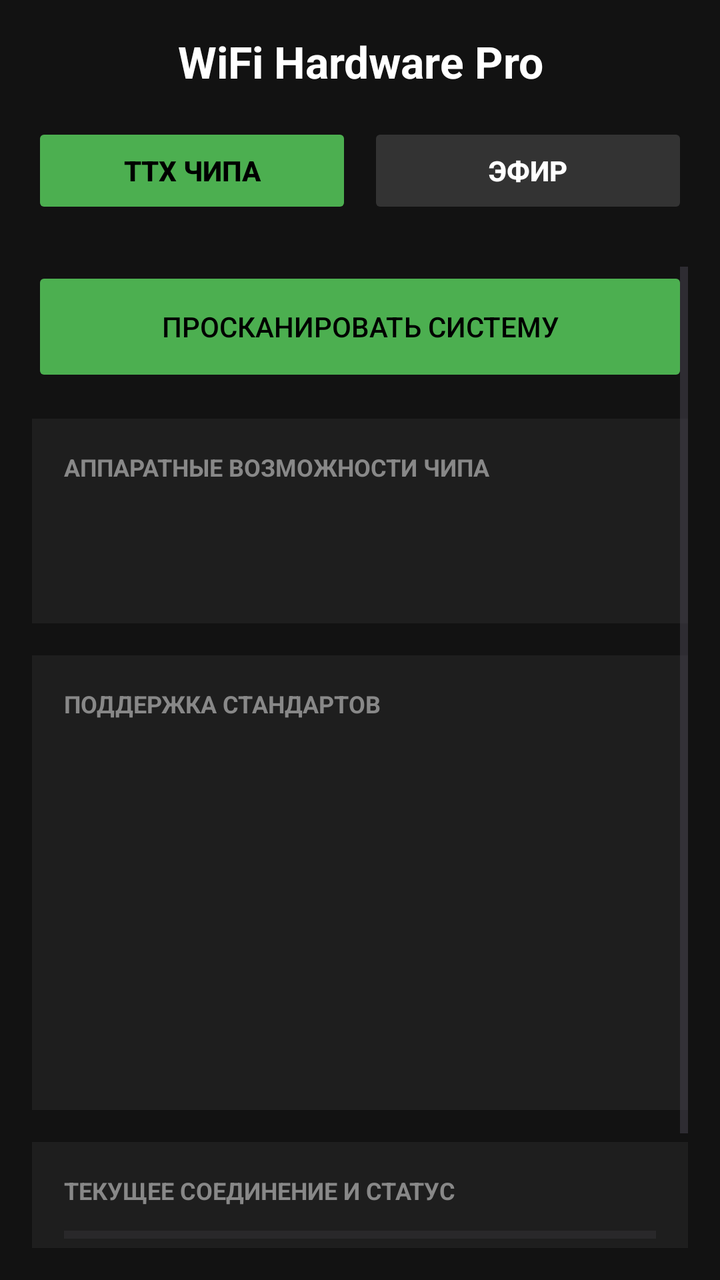
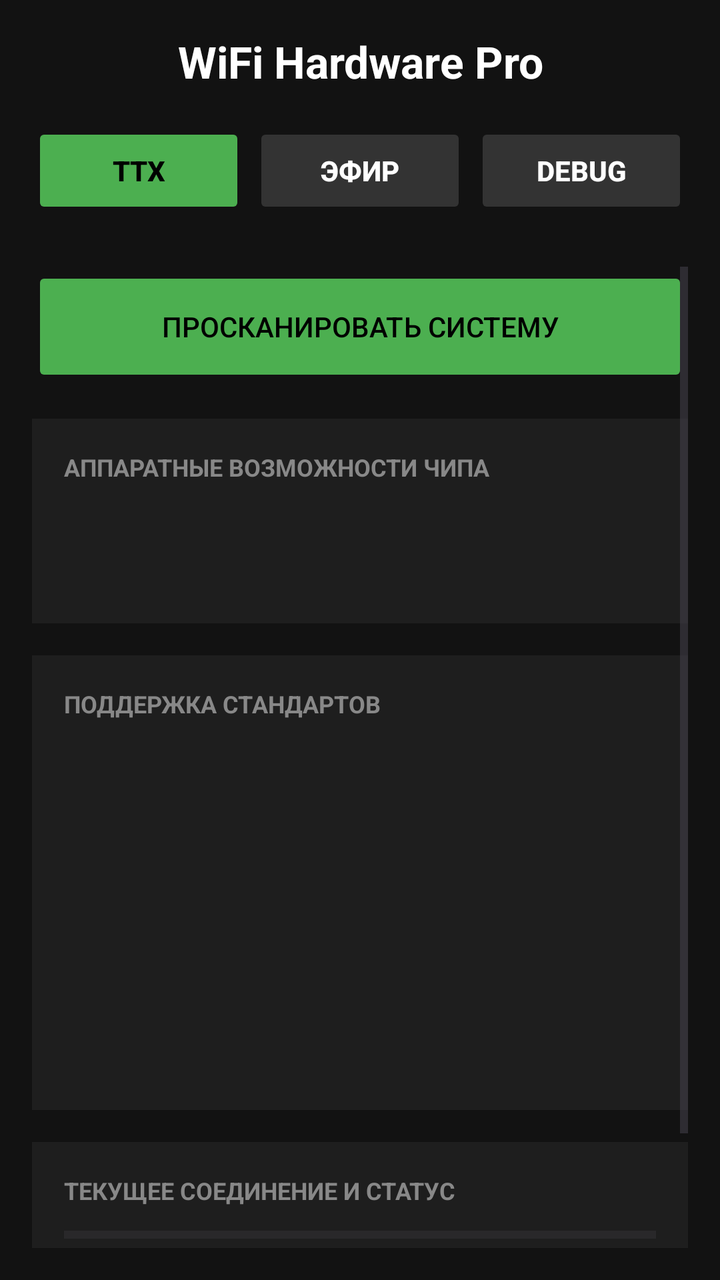

Before-and-after screenshots of an Android layout around one commit, followed by the original layout XML and the change that was made.
<!-- AndroidManifest.xml: application theme Theme.WifiChipReader -->
<!-- res/layout/activity_main.xml -->
<?xml version="1.0" encoding="utf-8"?>
<LinearLayout xmlns:android="http://schemas.android.com/apk/res/android"
    android:layout_width="match_parent"
    android:layout_height="match_parent"
    android:background="#121212"
    android:orientation="vertical">

    <TextView
        android:layout_width="match_parent"
        android:layout_height="wrap_content"
        android:text="WiFi Hardware Pro"
        android:textColor="#FFFFFF"
        android:textSize="22sp"
        android:textStyle="bold"
        android:gravity="center"
        android:padding="16dp" />

    
    <LinearLayout
        android:layout_width="match_parent"
        android:layout_height="wrap_content"
        android:orientation="horizontal"
        android:paddingHorizontal="16dp"
        android:layout_marginBottom="8dp"
        android:clipChildren="false"
        android:clipToPadding="false">

        <Button
            android:id="@+id/tabHardware"
            android:layout_width="0dp"
            android:layout_height="wrap_content"
            android:layout_weight="1"
            android:text="ТТХ ЧИПА"
            android:backgroundTint="#4CAF50"
            android:textColor="#000000"
            android:textStyle="bold"
            android:focusable="true"
            android:stateListAnimator="@null"
            android:layout_marginEnd="4dp"/>

        <Button
            android:id="@+id/tabScanner"
            android:layout_width="0dp"
            android:layout_height="wrap_content"
            android:layout_weight="1"
            android:text="ЭФИР"
            android:backgroundTint="#333333"
            android:textColor="#FFFFFF"
            android:textStyle="bold"
            android:focusable="true"
            android:stateListAnimator="@null"
            android:layout_marginStart="4dp"/>
    </LinearLayout>

    <FrameLayout
        android:layout_width="match_parent"
        android:layout_height="match_parent">

        
        <ScrollView
            android:id="@+id/layoutHardware"
            android:layout_width="match_parent"
            android:layout_height="match_parent"
            android:padding="16dp">

            <LinearLayout
                android:layout_width="match_parent"
                android:layout_height="wrap_content"
                android:orientation="vertical"
                android:clipChildren="false">

                <Button
                    android:id="@+id/btnAnalyze"
                    android:layout_width="match_parent"
                    android:layout_height="60dp"
                    android:text="Просканировать систему"
                    android:textColor="#000000"
                    android:backgroundTint="#4CAF50"
                    android:focusable="true"
                    android:stateListAnimator="@null"
                    android:layout_marginBottom="16dp" />

                
                <LinearLayout
                    android:layout_width="match_parent"
                    android:layout_height="wrap_content"
                    android:orientation="vertical"
                    android:background="#1E1E1E"
                    android:padding="16dp"
                    android:layout_marginBottom="16dp">
                    <TextView android:layout_width="wrap_content" android:layout_height="wrap_content" android:text="АППАРАТНЫЕ ВОЗМОЖНОСТИ ЧИПА" android:textColor="#888888" android:textSize="12sp" android:textStyle="bold" android:layout_marginBottom="10dp" />
                    <TextView android:id="@+id/tvBand5G" android:layout_width="match_parent" android:layout_height="wrap_content" android:textColor="#E0E0E0" android:layout_marginBottom="6dp" />
                    <TextView android:id="@+id/tvBand6G" android:layout_width="match_parent" android:layout_height="wrap_content" android:textColor="#E0E0E0" />
                </LinearLayout>

                
                <LinearLayout
                    android:layout_width="match_parent"
                    android:layout_height="wrap_content"
                    android:orientation="vertical"
                    android:background="#1E1E1E"
                    android:padding="16dp"
                    android:layout_marginBottom="16dp">
                    <TextView android:layout_width="wrap_content" android:layout_height="wrap_content" android:text="ПОДДЕРЖКА СТАНДАРТОВ" android:textColor="#888888" android:textSize="12sp" android:textStyle="bold" android:layout_marginBottom="10dp" />
                    <TextView android:id="@+id/tvWifi1" android:layout_width="match_parent" android:layout_height="wrap_content" android:layout_marginBottom="6dp" />
                    <TextView android:id="@+id/tvWifi2" android:layout_width="match_parent" android:layout_height="wrap_content" android:layout_marginBottom="6dp" />
                    <TextView android:id="@+id/tvWifi3" android:layout_width="match_parent" android:layout_height="wrap_content" android:layout_marginBottom="6dp" />
                    <TextView android:id="@+id/tvWifi4" android:layout_width="match_parent" android:layout_height="wrap_content" android:layout_marginBottom="6dp" />
                    <TextView android:id="@+id/tvWifi5" android:layout_width="match_parent" android:layout_height="wrap_content" android:layout_marginBottom="6dp" />
                    <TextView android:id="@+id/tvWifi6" android:layout_width="match_parent" android:layout_height="wrap_content" android:layout_marginBottom="6dp" />
                    <TextView android:id="@+id/tvWifi7" android:layout_width="match_parent" android:layout_height="wrap_content" />
                </LinearLayout>

                
                <LinearLayout
                    android:layout_width="match_parent"
                    android:layout_height="wrap_content"
                    android:orientation="vertical"
                    android:background="#1E1E1E"
                    android:padding="16dp"
                    android:layout_marginBottom="16dp">
                    <TextView android:layout_width="wrap_content" android:layout_height="wrap_content" android:text="ТЕКУЩЕЕ СОЕДИНЕНИЕ И СТАТУС" android:textColor="#888888" android:textSize="12sp" android:textStyle="bold" android:layout_marginBottom="10dp" />

                    <ProgressBar
                        android:id="@+id/pbQuality"
                        style="?android:attr/progressBarStyleHorizontal"
                        android:layout_width="match_parent"
                        android:layout_height="8dp"
                        android:max="100"
                        android:progress="0"
                        android:progressTint="#4CAF50"
                        android:layout_marginBottom="8dp"/>

                    <TextView android:id="@+id/tvQualityScore" android:layout_width="match_parent" android:layout_height="wrap_content" android:text="Качество связи: Ожидание..." android:textColor="#E0E0E0" android:textStyle="bold" android:layout_marginBottom="10dp" />
                    <TextView android:id="@+id/tvConnectionDetails" android:layout_width="match_parent" android:layout_height="wrap_content" android:textColor="#AAAAAA" android:lineSpacingExtra="5dp" />
                </LinearLayout>
            </LinearLayout>
        </ScrollView>

        
        <ScrollView
            android:id="@+id/layoutScanner"
            android:layout_width="match_parent"
            android:layout_height="match_parent"
            android:visibility="gone"
            android:padding="16dp">

            <LinearLayout
                android:layout_width="match_parent"
                android:layout_height="wrap_content"
                android:orientation="vertical">

                <TextView
                    android:id="@+id/tvAutoScanIndicator"
                    android:layout_width="match_parent"
                    android:layout_height="wrap_content"
                    android:text="Автообновление эфира: каждые 3 сек..."
                    android:textColor="#03A9F4"
                    android:textSize="14sp"
                    android:textStyle="italic"
                    android:gravity="center"
                    android:layout_marginBottom="16dp"/>

                <LinearLayout
                    android:id="@+id/containerNetworks"
                    android:layout_width="match_parent"
                    android:layout_height="wrap_content"
                    android:orientation="vertical"/>

            </LinearLayout>
        </ScrollView>
    </FrameLayout>
</LinearLayout>
<!-- resources referenced by this layout -->
<resources>
  <style name="Theme.WifiChipReader" parent="Base.Theme.WifiChipReader" />
  <style name="Base.Theme.WifiChipReader" parent="Theme.Material3.DayNight.NoActionBar">
          
          
      </style>
</resources>

<!-- the commit's change to res/layout/activity_main.xml (unified diff, before → after) -->
@@ -30,7 +30,7 @@
             android:layout_width="0dp"
             android:layout_height="wrap_content"
             android:layout_weight="1"
-            android:text="ТТХ ЧИПА"
+            android:text="ТТХ"
             android:backgroundTint="#4CAF50"
             android:textColor="#000000"
             android:textStyle="bold"
@@ -49,7 +49,19 @@
             android:textStyle="bold"
             android:focusable="true"
             android:stateListAnimator="@null"
-            android:layout_marginStart="4dp"/>
+            android:layout_marginEnd="4dp"/>
+
+        <Button
+            android:id="@+id/tabDebug"
+            android:layout_width="0dp"
+            android:layout_height="wrap_content"
+            android:layout_weight="1"
+            android:text="DEBUG"
+            android:backgroundTint="#333333"
+            android:textColor="#FFFFFF"
+            android:textStyle="bold"
+            android:focusable="true"
+            android:stateListAnimator="@null"/>
     </LinearLayout>
 
     <FrameLayout
@@ -169,5 +181,52 @@
 
             </LinearLayout>
         </ScrollView>
+
+        
+        <ScrollView
+            android:id="@+id/layoutDebug"
+            android:layout_width="match_parent"
+            android:layout_height="match_parent"
+            android:visibility="gone"
+            android:padding="16dp">
+
+            <LinearLayout
+                android:layout_width="match_parent"
+                android:layout_height="wrap_content"
+                android:orientation="vertical"
+                android:clipChildren="false">
+
+                <Button
+                    android:id="@+id/btnExportReport"
+                    android:layout_width="match_parent"
+                    android:layout_height="60dp"
+                    android:text="Экспорт в TXT"
+                    android:textColor="#FFFFFF"
+                    android:backgroundTint="#673AB7"
+                    android:focusable="true"
+                    android:stateListAnimator="@null"
+                    android:layout_marginBottom="16dp" />
+
+                <TextView
+                    android:layout_width="match_parent"
+                    android:layout_height="wrap_content"
+                    android:text="СЫРЫЕ СИСТЕМНЫЕ ДАННЫЕ"
+                    android:textColor="#888888"
+                    android:textSize="12sp"
+                    android:textStyle="bold"
+                    android:layout_marginBottom="8dp" />
+
+                <TextView
+                    android:id="@+id/tvDebugConsole"
+                    android:layout_width="match_parent"
+                    android:layout_height="wrap_content"
+                    android:background="#000000"
+                    android:padding="12dp"
+                    android:textColor="#00FF00"
+                    android:fontFamily="monospace"
+                    android:textSize="10sp"
+                    android:text="Сбор логов..." />
+            </LinearLayout>
+        </ScrollView>
     </FrameLayout>
 </LinearLayout>
